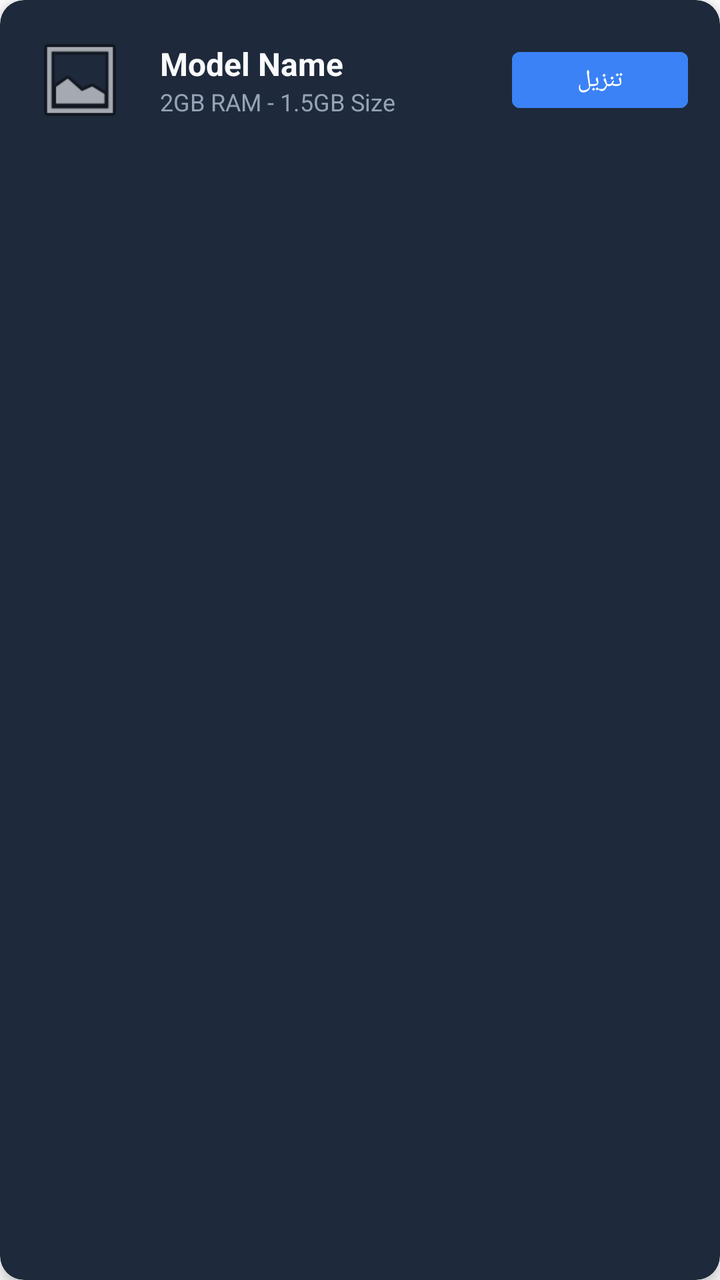
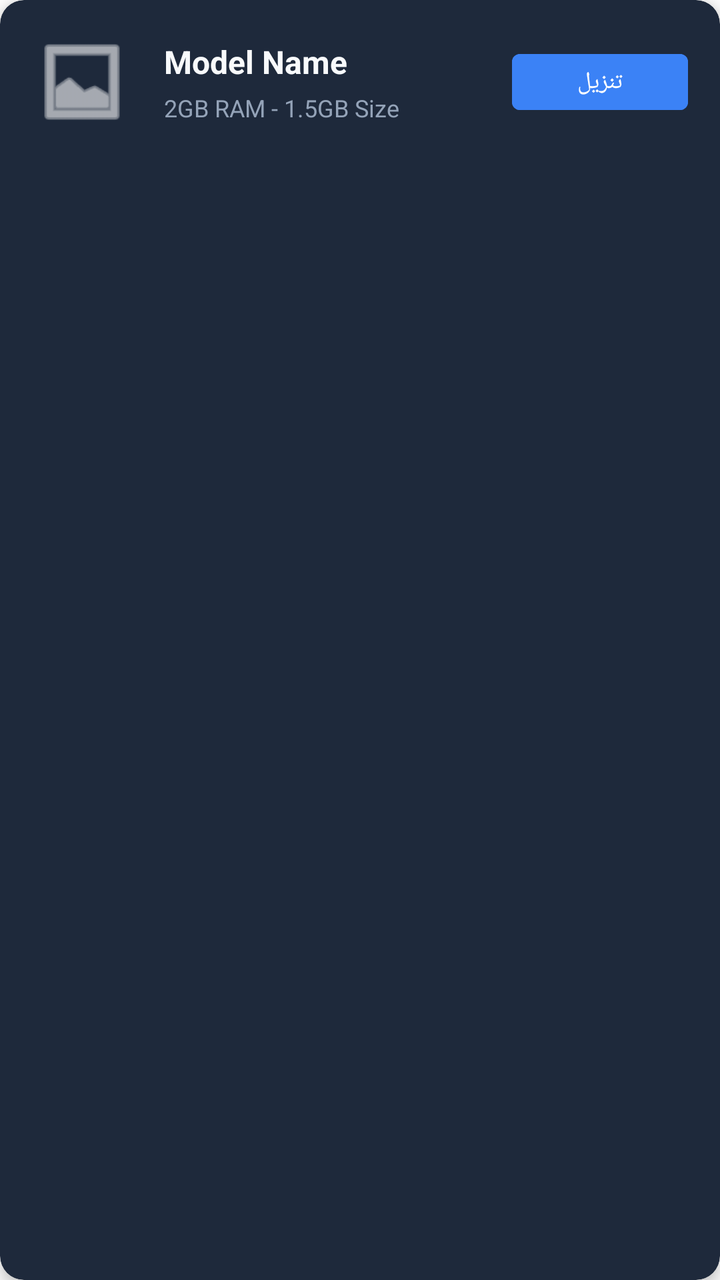

Screens rendered from an Android XML layout before and after an edit, with the pre-edit source and the edit as a unified diff.
<!-- AndroidManifest.xml: application theme Theme.MaterialComponents.DayNight.NoActionBar -->
<!-- res/layout/item_model.xml -->
<?xml version="1.0" encoding="utf-8"?>
<com.google.android.material.card.MaterialCardView xmlns:android="http://schemas.android.com/apk/res/android"
    xmlns:app="http://schemas.android.com/apk/res-auto"
    android:layout_width="match_parent"
    android:layout_height="wrap_content"
    android:layout_margin="8dp"
    app:cardBackgroundColor="#1e293b"
    app:cardCornerRadius="12dp"
    app:cardElevation="4dp">

    <LinearLayout
        android:layout_width="match_parent"
        android:layout_height="wrap_content"
        android:orientation="horizontal"
        android:padding="16dp"
        android:gravity="center_vertical">

        <ImageView
            android:id="@+id/modelIcon"
            android:layout_width="48dp"
            android:layout_height="48dp"
            android:src="@android:drawable/ic_menu_gallery"/>

        <LinearLayout
            android:layout_width="0dp"
            android:layout_height="wrap_content"
            android:layout_weight="1"
            android:layout_marginStart="16dp"
            android:orientation="vertical">

            <TextView
                android:id="@+id/modelName"
                android:layout_width="wrap_content"
                android:layout_height="wrap_content"
                android:text="Model Name"
                android:textColor="#f8fafc"
                android:textSize="16sp"
                android:textStyle="bold"/>

            <TextView
                android:id="@+id/modelSpecs"
                android:layout_width="wrap_content"
                android:layout_height="wrap_content"
                android:text="2GB RAM - 1.5GB Size"
                android:textColor="#94a3b8"
                android:textSize="12sp"/>
        </LinearLayout>

        <Button
            android:id="@+id/btnDownload"
            android:layout_width="wrap_content"
            android:layout_height="40dp"
            android:text="تنزيل"
            android:textSize="12sp"
            android:backgroundTint="#3b82f6"/>
    </LinearLayout>
</com.google.android.material.card.MaterialCardView>
<!-- resources referenced by this layout -->
<resources>

</resources>

<!-- the commit's change to res/layout/item_model.xml (unified diff, before → after) -->
@@ -17,9 +17,10 @@
 
         <ImageView
             android:id="@+id/modelIcon"
-            android:layout_width="48dp"
-            android:layout_height="48dp"
-            android:src="@android:drawable/ic_menu_gallery"/>
+            android:layout_width="50dp"
+            android:layout_height="50dp"
+            android:src="@android:drawable/ic_menu_gallery"
+            app:tint="#ffffff"/>
 
         <LinearLayout
             android:layout_width="0dp"
@@ -35,7 +36,9 @@
                 android:text="Model Name"
                 android:textColor="#f8fafc"
                 android:textSize="16sp"
-                android:textStyle="bold"/>
+                android:textStyle="bold"
+                android:maxLines="1"
+                android:ellipsize="end"/>
 
             <TextView
                 android:id="@+id/modelSpecs"
@@ -43,7 +46,8 @@
                 android:layout_height="wrap_content"
                 android:text="2GB RAM - 1.5GB Size"
                 android:textColor="#94a3b8"
-                android:textSize="12sp"/>
+                android:textSize="12sp"
+                android:layout_marginTop="4dp"/>
         </LinearLayout>
 
         <Button
